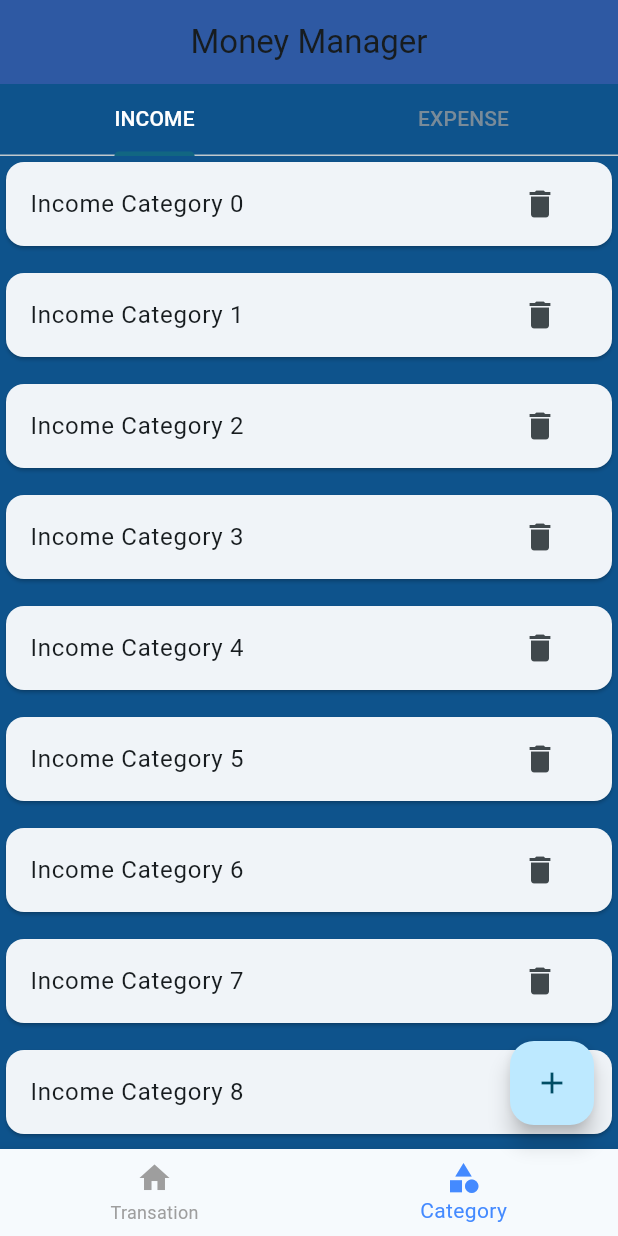
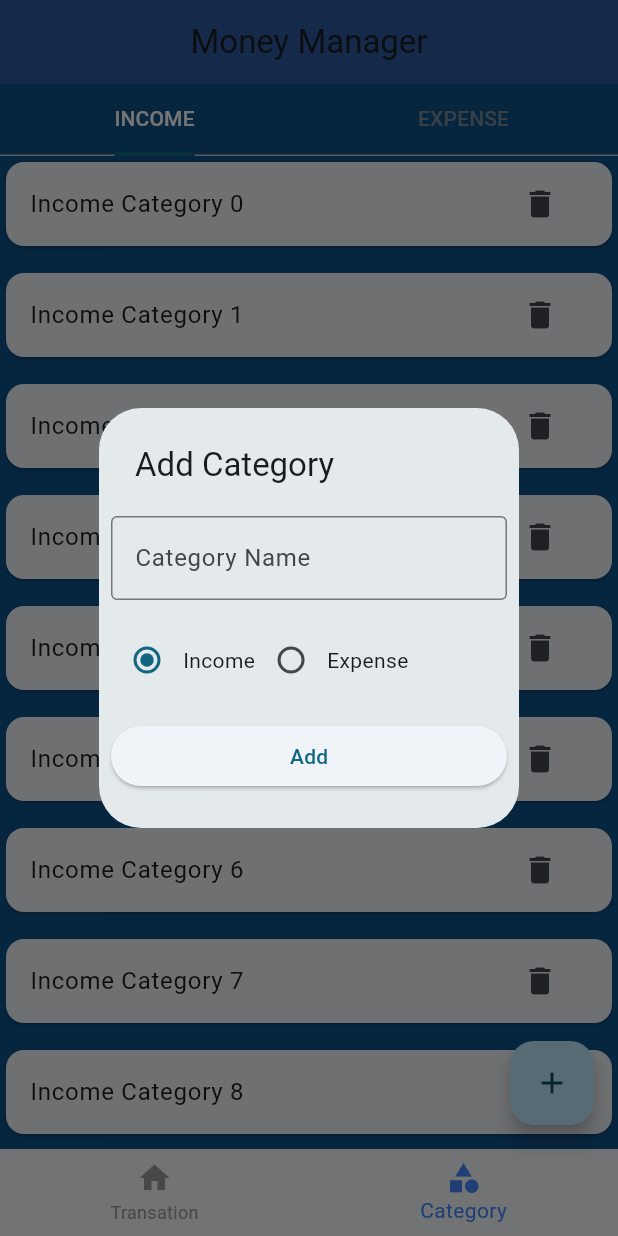
Before and after one commit to Joel-Joshy-V/Sample--Money-Management-App, a Flutter app: the screen it shows after launch, item 2 of the bottom bar chosen, after a tap on the "add" icon, on a phone screen of 412 x 824 dp. Run offline on Flutter 3.47's test engine with Material 3 defaults, Android fonts, the phone set to English and light mode, and no system bars; our stand-ins replace hive_flutter; accounts and stored records are empty.

Commit message:
Added popup for Category

```diff
--- a/lib/models/category/category_model.dart
+++ b/lib/models/category/category_model.dart
@@ -3,7 +3,6 @@ part 'category_model.g.dart';
 
 @HiveType(typeId: 2)
 enum categoryType {
-
   @HiveField(0)
   income,
 
@@ -13,7 +12,6 @@ enum categoryType {
 
 @HiveType(typeId: 1)
 class categoryModel {
-
   @HiveField(0)
   final String id;
 
@@ -32,4 +30,9 @@ class categoryModel {
     required this.type,
     this.isDeleted = false,
   });
+
+  @override
+  String toString() {
+    return '{$name $type}';
+  }
 }
--- /dev/null
+++ b/lib/screens/category/category_add_popup.dart
@@ -0,0 +1,78 @@
+import 'package:flutter/material.dart';
+import 'package:flutter/widgets.dart';
+import 'package:money_management_app/models/category/category_model.dart';
+
+ValueNotifier<categoryType> selectedCategoryNotifier =
+    ValueNotifier(categoryType.income);
+
+Future<void> showCatergoryAddPopup(BuildContext context) async {
+  showDialog(
+    context: context,
+    builder: (ctx) {
+      return SimpleDialog(
+        title: const Text('Add Category'),
+        children: [
+          Padding(
+            padding: const EdgeInsets.all(8.0),
+            child: TextFormField(
+              decoration: const InputDecoration(
+                hintText: 'Category Name',
+                border: OutlineInputBorder(),
+              ),
+            ),
+          ),
+          Padding(
+              padding: const EdgeInsets.all(8.0),
+              child: Row(
+                children: const [
+                  RadioButton(title: 'Income', type: categoryType.income),
+                  RadioButton(title: 'Expense', type: categoryType.expense),
+                ],
+              )),
+          Padding(
+            padding: const EdgeInsets.all(8.0),
+            child: ElevatedButton(
+              onPressed: () {},
+              child: Text('Add'),
+            ),
+          ),
+        ],
+      );
+    },
+  );
+}
+
+class RadioButton extends StatelessWidget {
+  final String title;
+  final categoryType type;
+  const RadioButton({
+    Key? key,
+    required this.title,
+    required this.type,
+  }) : super(key: key);
+
+  @override
+  Widget build(BuildContext context) {
+    return Row(
+      children: [
+        ValueListenableBuilder(
+          valueListenable: selectedCategoryNotifier,
+          builder: (BuildContext ctx, categoryType newCategory, Widget? _) {
+            return Radio<categoryType>(
+              value: type,
+              groupValue: newCategory,
+              onChanged: (value) {
+                if (value == null) {
+                  return;
+                }
+                selectedCategoryNotifier.value = value;
+                selectedCategoryNotifier.notifyListeners();
+              },
+            );
+          },
+        ),
+        Text(title),
+      ],
+    );
+  }
+}
--- a/lib/screens/category/screen_category.dart
+++ b/lib/screens/category/screen_category.dart
@@ -1,5 +1,6 @@
 import 'package:flutter/material.dart';
 import 'package:flutter/widgets.dart';
+import 'package:money_management_app/db/category/category_db.dart';
 import 'package:money_management_app/screens/category/Income_category_list.dart';
 import 'package:money_management_app/screens/category/expense_category_list.dart';
 
@@ -16,6 +17,10 @@ class _ScreenCategoryState extends State<ScreenCategory>
   @override
   void initState() {
     _tabController = TabController(length: 2, vsync: this);
+    categoryDB().getCategories().then((value){
+      print('categories get');
+      print(value.toString());
+    });
     super.initState();
   }
 
@@ -40,8 +45,8 @@ class _ScreenCategoryState extends State<ScreenCategory>
           child: TabBarView(
             controller: _tabController,
             children: [
-               IncomeCategoryList(),
-               ExpenseCategoryList(),
+              IncomeCategoryList(),
+              ExpenseCategoryList(),
             ],
           ),
         ),
--- a/lib/screens/home/screen_home.dart
+++ b/lib/screens/home/screen_home.dart
@@ -1,4 +1,7 @@
 import 'package:flutter/material.dart';
+import 'package:money_management_app/db/category/category_db.dart';
+import 'package:money_management_app/models/category/category_model.dart';
+import 'package:money_management_app/screens/category/category_add_popup.dart';
 import 'package:money_management_app/screens/category/screen_category.dart';
 import 'package:money_management_app/screens/home/widgets/bottom_navigation.dart';
 import 'package:money_management_app/screens/transactions/screen_transation.dart';
@@ -37,6 +40,13 @@ class ScreenHome extends StatelessWidget {
             print('Add Transaction');
           } else {
             print('Add Category');
+            showCatergoryAddPopup(context);
+            // final _sample = categoryModel(
+            //   id: DateTime.now().microsecondsSinceEpoch.toString(),
+            //   name: 'Travel',
+            //   type: categoryType.expense,
+            // );
+            // categoryDB().insertCategory(_sample);
           }
         },
         child: Icon(Icons.add),
```
Also changed, not shown: 1 other file.
